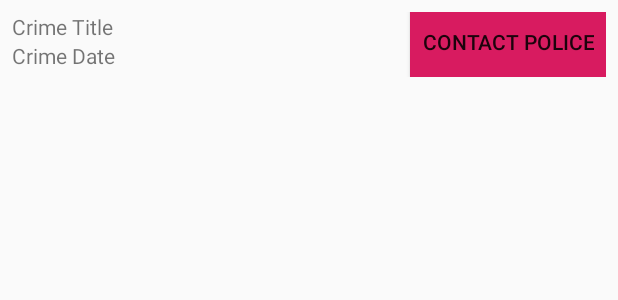
After one commit to edwardho/BigNerdRanchAndroid, an Android app: the layout list_item_police_crime.xml on its own in the app's theme, with its tools: preview values and no code run, on a phone screen of 412 x 824 dp. The commit adds this screen. Shown: the top 300 px of the screen. Run offline under Robolectric (Android 15) with nearby library versions, the phone set to English and light mode, and no system bars.

Commit message:
Completed BNR - Android - 3e - Chapter 8 - Post Challenge

```diff
--- a/CriminalIntent/app/build.gradle
+++ b/CriminalIntent/app/build.gradle
@@ -19,11 +19,12 @@
 }
 
 dependencies {
-    implementation fileTree(dir: 'libs', include: ['*.jar'])
+    implementation fileTree(include: ['*.jar'], dir: 'libs')
     implementation 'com.android.support:appcompat-v7:28.0.0'
     implementation 'com.android.support.constraint:constraint-layout:1.1.3'
     implementation 'com.android.support:support-v4:28.0.0'
     testImplementation 'junit:junit:4.12'
     androidTestImplementation 'com.android.support.test:runner:1.0.2'
     androidTestImplementation 'com.android.support.test.espresso:espresso-core:3.0.2'
+    implementation 'com.android.support:recyclerview-v7:28.0.0'
 }
--- a/CriminalIntent/app/src/main/AndroidManifest.xml
+++ b/CriminalIntent/app/src/main/AndroidManifest.xml
@@ -9,12 +9,13 @@
         android:roundIcon="@mipmap/ic_launcher_round"
         android:supportsRtl="true"
         android:theme="@style/AppTheme">
-        <activity android:name=".CrimeActivity">
+        <activity android:name=".CrimeListActivity">
             <intent-filter>
                 <action android:name="android.intent.action.MAIN" />
-
                 <category android:name="android.intent.category.LAUNCHER" />
             </intent-filter>
+        </activity>
+        <activity android:name=".CrimeActivity">
         </activity>
     </application>
 
--- /dev/null
+++ b/CriminalIntent/app/src/main/res/layout/list_item_police_crime.xml
@@ -0,0 +1,38 @@
+<?xml version="1.0" encoding="utf-8"?>
+<android.support.constraint.ConstraintLayout
+    xmlns:android="http://schemas.android.com/apk/res/android"
+    xmlns:app="http://schemas.android.com/apk/res-auto"
+    xmlns:tools="http://schemas.android.com/tools"
+    android:layout_width="match_parent"
+    android:layout_height="wrap_content"
+    android:padding="8dp">
+
+    <TextView
+        android:id="@+id/tv_crime_title"
+        android:layout_width="wrap_content"
+        android:layout_height="wrap_content"
+        android:text="Crime Title"
+        app:layout_constraintStart_toStartOf="parent"
+        app:layout_constraintTop_toTopOf="parent" />
+
+    <TextView
+        android:id="@+id/tv_crime_date"
+        android:layout_width="wrap_content"
+        android:layout_height="wrap_content"
+        android:text="Crime Date"
+        app:layout_constraintStart_toStartOf="parent"
+        app:layout_constraintTop_toBottomOf="@+id/tv_crime_title" />
+
+    <Button
+        android:id="@+id/btn_contact_police"
+        android:layout_width="wrap_content"
+        android:layout_height="wrap_content"
+        android:background="@color/colorAccent"
+        android:paddingStart="8dp"
+        android:paddingEnd="8dp"
+        android:text="Contact Police"
+        app:layout_constraintBottom_toBottomOf="@+id/tv_crime_date"
+        app:layout_constraintEnd_toEndOf="parent"
+        app:layout_constraintTop_toTopOf="parent" />
+
+</android.support.constraint.ConstraintLayout>
```
Also changed, not shown: CriminalIntent/app/src/main/java/android/bignerdranch/criminalintent/Crime.java (+10 -0 lines), CriminalIntent/app/src/main/java/android/bignerdranch/criminalintent/CrimeActivity.java (+3 -17 lines), CriminalIntent/app/src/main/java/android/bignerdranch/criminalintent/CrimeLab.java (added, +47 -0 lines), CriminalIntent/app/src/main/java/android/bignerdranch/criminalintent/CrimeListActivity.java (added, +11 -0 lines), CriminalIntent/app/src/main/java/android/bignerdranch/criminalintent/CrimeListFragment.java (added, +158 -0 lines), CriminalIntent/app/src/main/java/android/bignerdranch/criminalintent/SingleFragmentActivity.java (added, +27 -0 lines), CriminalIntent/app/src/main/res/layout/fragment_crime_list.xml (added, +7 -0 lines), CriminalIntent/app/src/main/res/layout/list_item_crime.xml (added, +28 -0 lines), CriminalIntent/app/src/main/res/layout/activity_fragment.xml (renamed from CriminalIntent/app/src/main/res/layout/activity_crime.xml).
